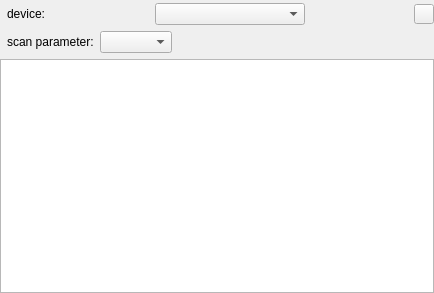
Before: the Qt Designer form src/scanparameterselection.ui in marvin5300/general-purpose-control, drawn with Qt 5.
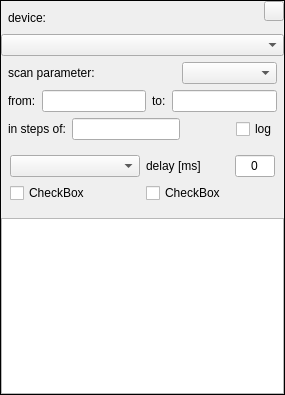
After: the same form once the commit is applied.

Commit message: Added drag and drop to select order of selected devices and parameters. TableWidgets are looking good now and getting the correct values from MeasurementDevice.

The edit to the form file:
```diff
--- a/src/scanparameterselection.ui
+++ b/src/scanparameterselection.ui
@@ -6,8 +6,8 @@
    <rect>
     <x>0</x>
     <y>0</y>
-    <width>434</width>
-    <height>293</height>
+    <width>285</width>
+    <height>395</height>
    </rect>
   </property>
   <property name="sizePolicy">
@@ -16,15 +16,36 @@
     <verstretch>0</verstretch>
    </sizepolicy>
   </property>
+  <property name="minimumSize">
+   <size>
+    <width>285</width>
+    <height>0</height>
+   </size>
+  </property>
+  <property name="maximumSize">
+   <size>
+    <width>285</width>
+    <height>16777215</height>
+   </size>
+  </property>
+  <property name="baseSize">
+   <size>
+    <width>280</width>
+    <height>0</height>
+   </size>
+  </property>
   <property name="windowTitle">
    <string>Frame</string>
   </property>
-  <layout class="QVBoxLayout" name="verticalLayout">
+  <property name="frameShape">
+   <enum>QFrame::Box</enum>
+  </property>
+  <layout class="QVBoxLayout" name="verticalLayout_3">
    <property name="leftMargin">
     <number>0</number>
    </property>
    <property name="topMargin">
-    <number>3</number>
+    <number>0</number>
    </property>
    <property name="rightMargin">
     <number>0</number>
@@ -38,6 +59,27 @@
       <number>7</number>
      </property>
      <item>
+      <layout class="QVBoxLayout" name="verticalLayout">
+       <property name="spacing">
+        <number>0</number>
+       </property>
+       <item>
+        <spacer name="verticalSpacer">
+         <property name="orientation">
+          <enum>Qt::Vertical</enum>
+         </property>
+         <property name="sizeType">
+          <enum>QSizePolicy::Fixed</enum>
+         </property>
+         <property name="sizeHint" stdset="0">
+          <size>
+           <width>20</width>
+           <height>7</height>
+          </size>
+         </property>
+        </spacer>
+       </item>
+       <item>
       <widget class="QLabel" name="label">
        <property name="baseSize">
         <size>
@@ -53,6 +95,8 @@
        </property>
       </widget>
      </item>
+      </layout>
+     </item>
      <item>
       <spacer name="horizontalSpacer">
        <property name="orientation">
@@ -60,47 +104,17 @@
        </property>
        <property name="sizeHint" stdset="0">
         <size>
-         <width>5</width>
+         <width>40</width>
          <height>20</height>
         </size>
        </property>
       </spacer>
      </item>
      <item>
-      <widget class="QComboBox" name="deviceSelectionCombobox">
-       <property name="sizePolicy">
-        <sizepolicy hsizetype="Minimum" vsizetype="Fixed">
-         <horstretch>0</horstretch>
-         <verstretch>0</verstretch>
-        </sizepolicy>
+      <layout class="QVBoxLayout" name="verticalLayout_2">
+       <property name="spacing">
+        <number>0</number>
        </property>
-       <property name="minimumSize">
-        <size>
-         <width>150</width>
-         <height>0</height>
-        </size>
-       </property>
-       <property name="baseSize">
-        <size>
-         <width>200</width>
-         <height>0</height>
-        </size>
-       </property>
-      </widget>
-     </item>
-     <item>
-      <spacer name="horizontalSpacer_2">
-       <property name="orientation">
-        <enum>Qt::Horizontal</enum>
-       </property>
-       <property name="sizeHint" stdset="0">
-        <size>
-         <width>5</width>
-         <height>20</height>
-        </size>
-       </property>
-      </spacer>
-     </item>
      <item>
       <widget class="QPushButton" name="closeButton">
        <property name="sizePolicy">
@@ -138,13 +152,68 @@
        </property>
       </widget>
      </item>
-    </layout>
+       <item>
+        <spacer name="verticalSpacer_2">
+         <property name="orientation">
+          <enum>Qt::Vertical</enum>
+         </property>
+         <property name="sizeType">
+          <enum>QSizePolicy::Fixed</enum>
+         </property>
+         <property name="sizeHint" stdset="0">
+          <size>
+           <width>20</width>
+           <height>7</height>
+          </size>
+         </property>
+        </spacer>
+       </item>
+      </layout>
+     </item>
+    </layout>
+   </item>
+   <item>
+    <widget class="QComboBox" name="deviceSelectionCombobox">
+     <property name="sizePolicy">
+      <sizepolicy hsizetype="MinimumExpanding" vsizetype="Fixed">
+       <horstretch>0</horstretch>
+       <verstretch>0</verstretch>
+      </sizepolicy>
+     </property>
+     <property name="minimumSize">
+      <size>
+       <width>150</width>
+       <height>0</height>
+      </size>
+     </property>
+     <property name="maximumSize">
+      <size>
+       <width>16777215</width>
+       <height>16777215</height>
+      </size>
+     </property>
+     <property name="baseSize">
+      <size>
+       <width>180</width>
+       <height>0</height>
+      </size>
+     </property>
+     <property name="sizeAdjustPolicy">
+      <enum>QComboBox::AdjustToMinimumContentsLength</enum>
+     </property>
+     <property name="minimumContentsLength">
+      <number>0</number>
+     </property>
+    </widget>
    </item>
    <item>
     <layout class="QHBoxLayout" name="horizontalLayout_2">
      <property name="leftMargin">
       <number>7</number>
      </property>
+     <property name="rightMargin">
+      <number>7</number>
+     </property>
      <item>
       <widget class="QLabel" name="scanParameterLabel">
        <property name="text">
@@ -152,9 +221,6 @@
        </property>
       </widget>
      </item>
-     <item>
-      <widget class="QComboBox" name="scanParameterSelectionCombobox"/>
-     </item>
      <item>
       <spacer name="horizontalSpacer_3">
        <property name="orientation">
@@ -168,8 +234,194 @@
        </property>
       </spacer>
      </item>
+     <item>
+      <widget class="QComboBox" name="scanParameterSelectionCombobox">
+       <property name="minimumSize">
+        <size>
+         <width>95</width>
+         <height>0</height>
+        </size>
+       </property>
+      </widget>
+     </item>
     </layout>
    </item>
+   <item>
+    <layout class="QHBoxLayout" name="intervalSettingLayout">
+     <property name="leftMargin">
+      <number>7</number>
+     </property>
+     <property name="rightMargin">
+      <number>7</number>
+     </property>
+     <item>
+      <widget class="QLabel" name="fromLabel">
+       <property name="sizePolicy">
+        <sizepolicy hsizetype="Fixed" vsizetype="Preferred">
+         <horstretch>0</horstretch>
+         <verstretch>0</verstretch>
+        </sizepolicy>
+       </property>
+       <property name="text">
+        <string>from:</string>
+       </property>
+      </widget>
+     </item>
+     <item>
+      <widget class="QLineEdit" name="fromEdit">
+       <property name="sizePolicy">
+        <sizepolicy hsizetype="MinimumExpanding" vsizetype="Fixed">
+         <horstretch>0</horstretch>
+         <verstretch>0</verstretch>
+        </sizepolicy>
+       </property>
+       <property name="minimumSize">
+        <size>
+         <width>50</width>
+         <height>0</height>
+        </size>
+       </property>
+      </widget>
+     </item>
+     <item>
+      <widget class="QLabel" name="toLabel">
+       <property name="sizePolicy">
+        <sizepolicy hsizetype="Fixed" vsizetype="Preferred">
+         <horstretch>0</horstretch>
+         <verstretch>0</verstretch>
+        </sizepolicy>
+       </property>
+       <property name="text">
+        <string>to:</string>
+       </property>
+      </widget>
+     </item>
+     <item>
+      <widget class="QLineEdit" name="toEdit">
+       <property name="sizePolicy">
+        <sizepolicy hsizetype="MinimumExpanding" vsizetype="Fixed">
+         <horstretch>0</horstretch>
+         <verstretch>0</verstretch>
+        </sizepolicy>
+       </property>
+       <property name="minimumSize">
+        <size>
+         <width>50</width>
+         <height>0</height>
+        </size>
+       </property>
+      </widget>
+     </item>
+    </layout>
+   </item>
+   <item>
+    <layout class="QHBoxLayout" name="rampSettingLayout">
+     <property name="leftMargin">
+      <number>7</number>
+     </property>
+     <property name="rightMargin">
+      <number>7</number>
+     </property>
+     <item>
+      <widget class="QLabel" name="stepsLabel">
+       <property name="text">
+        <string>in steps of:</string>
+       </property>
+      </widget>
+     </item>
+     <item>
+      <widget class="QLineEdit" name="stepsEdit"/>
+     </item>
+     <item>
+      <spacer name="horizontalSpacer_2">
+       <property name="orientation">
+        <enum>Qt::Horizontal</enum>
+       </property>
+       <property name="sizeHint" stdset="0">
+        <size>
+         <width>40</width>
+         <height>20</height>
+        </size>
+       </property>
+      </spacer>
+     </item>
+     <item>
+      <widget class="QCheckBox" name="logStepsButton">
+       <property name="text">
+        <string>log</string>
+       </property>
+      </widget>
+     </item>
+    </layout>
+   </item>
+   <item>
+    <widget class="QWidget" name="checkBoxWidget" native="true">
+     <layout class="QGridLayout" name="gridLayout">
+      <item row="1" column="0">
+       <widget class="QCheckBox" name="checkBox_4">
+        <property name="text">
+         <string>CheckBox</string>
+        </property>
+       </widget>
+      </item>
+      <item row="1" column="1">
+       <widget class="QCheckBox" name="checkBox_5">
+        <property name="text">
+         <string>CheckBox</string>
+        </property>
+       </widget>
+      </item>
+      <item row="0" column="0">
+       <widget class="QComboBox" name="scanParameterAdjustMode"/>
+      </item>
+      <item row="0" column="1">
+       <layout class="QHBoxLayout" name="horizontalLayout_3">
+        <item>
+         <widget class="QLabel" name="label_2">
+          <property name="text">
+           <string>delay [ms]</string>
+          </property>
+         </widget>
+        </item>
+        <item>
+         <widget class="QLineEdit" name="lineEdit">
+          <property name="sizePolicy">
+           <sizepolicy hsizetype="Fixed" vsizetype="Fixed">
+            <horstretch>0</horstretch>
+            <verstretch>0</verstretch>
+           </sizepolicy>
+          </property>
+          <property name="minimumSize">
+           <size>
+            <width>40</width>
+            <height>0</height>
+           </size>
+          </property>
+          <property name="maximumSize">
+           <size>
+            <width>40</width>
+            <height>16777215</height>
+           </size>
+          </property>
+          <property name="baseSize">
+           <size>
+            <width>50</width>
+            <height>0</height>
+           </size>
+          </property>
+          <property name="text">
+           <string>0</string>
+          </property>
+          <property name="alignment">
+           <set>Qt::AlignCenter</set>
+          </property>
+         </widget>
+        </item>
+       </layout>
+      </item>
+     </layout>
+    </widget>
+   </item>
    <item>
     <widget class="QTableWidget" name="scanParameterTableWidget">
      <property name="verticalScrollBarPolicy">
@@ -194,7 +446,7 @@
       <bool>false</bool>
      </property>
      <property name="alternatingRowColors">
-      <bool>true</bool>
+      <bool>false</bool>
      </property>
      <property name="selectionMode">
       <enum>QAbstractItemView::NoSelection</enum>
```
Lines whose indentation alone changed are shown as unchanged. The commit also changes 14 other files.
